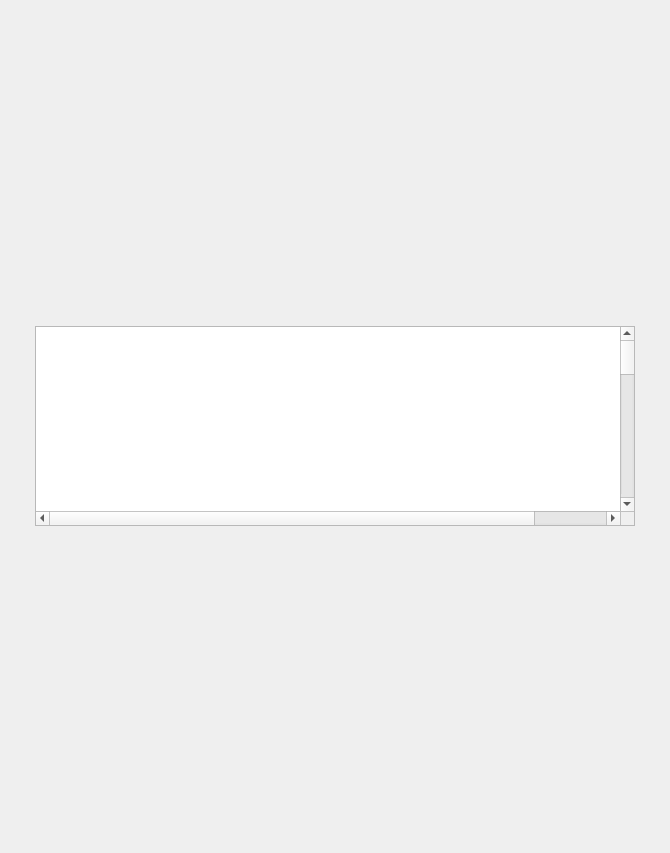
hallamlab/MetaPathwaysGUI, file graphicsrepresentation.ui: the form before one commit.
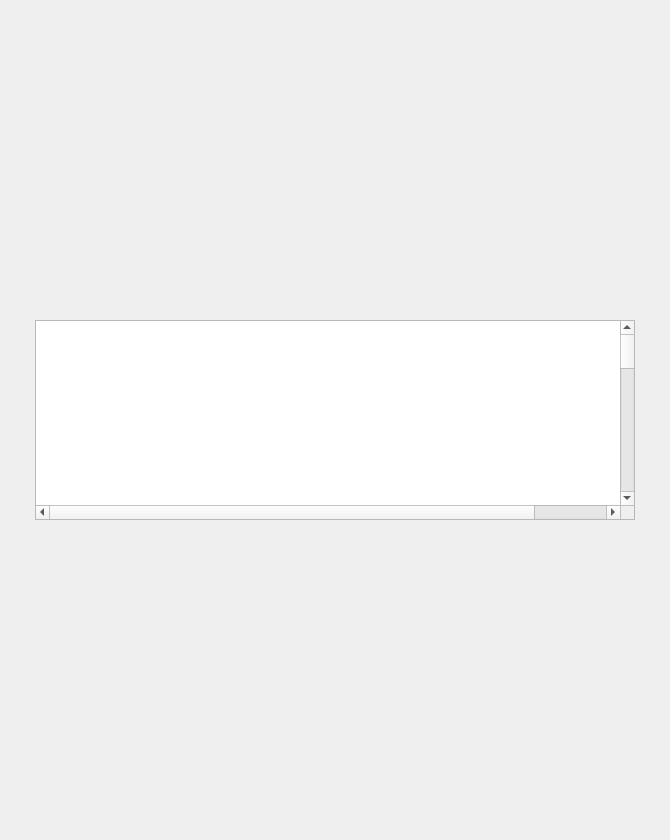
The form after the commit.

What changed in the file:
```diff
--- a/graphicsrepresentation.ui
+++ b/graphicsrepresentation.ui
@@ -10,11 +10,11 @@
     <x>0</x>
     <y>0</y>
     <width>670</width>
-    <height>853</height>
+    <height>840</height>
    </rect>
   </property>
   <property name="sizePolicy">
-   <sizepolicy hsizetype="Fixed" vsizetype="Fixed">
+   <sizepolicy hsizetype="Preferred" vsizetype="Preferred">
     <horstretch>0</horstretch>
     <verstretch>0</verstretch>
    </sizepolicy>
```
